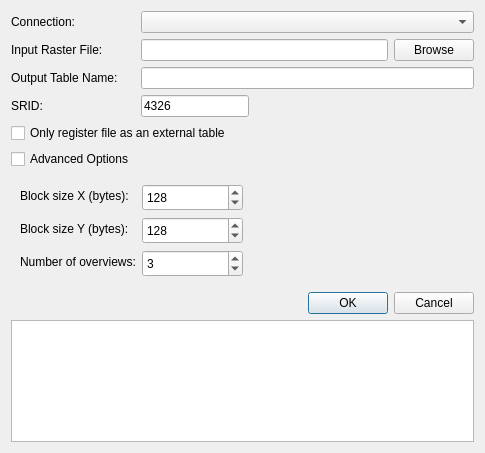
Old version of the form ui/DlgRasterLoader.ui in the repository raiken2/wktrasterplugin.
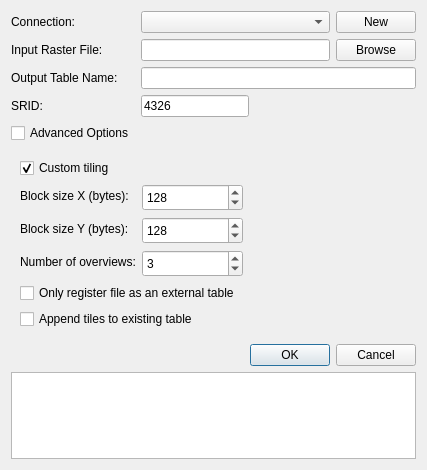
New version of the form.

Commit message: Fixed bug when reading one row as raster in a database without raster tables. The plugin now can upload raster as a standalone program. Plugin now guesses good numbers for raster overviews.

What changed in the file:
```diff
--- a/ui/DlgRasterLoader.ui
+++ b/ui/DlgRasterLoader.ui
@@ -6,14 +6,14 @@
    <rect>
     <x>0</x>
     <y>0</y>
-    <width>485</width>
-    <height>453</height>
+    <width>427</width>
+    <height>470</height>
    </rect>
   </property>
   <property name="windowTitle">
    <string>Load Raster to Postgis</string>
   </property>
-  <layout class="QFormLayout" name="formLayout_2">
+  <layout class="QGridLayout" name="gridLayout">
    <item row="0" column="0">
     <widget class="QLabel" name="label_4">
      <property name="sizePolicy">
@@ -28,7 +28,24 @@
     </widget>
    </item>
    <item row="0" column="1">
-    <widget class="QComboBox" name="comboBox"/>
+    <layout class="QHBoxLayout" name="horizontalLayout_2">
+     <item>
+      <widget class="QComboBox" name="comboBox"/>
+     </item>
+     <item>
+      <widget class="QPushButton" name="pushButton_2">
+       <property name="sizePolicy">
+        <sizepolicy hsizetype="Fixed" vsizetype="Fixed">
+         <horstretch>0</horstretch>
+         <verstretch>0</verstretch>
+        </sizepolicy>
+       </property>
+       <property name="text">
+        <string>New</string>
+       </property>
+      </widget>
+     </item>
+    </layout>
    </item>
    <item row="1" column="0">
     <widget class="QLabel" name="label">
@@ -87,21 +104,14 @@
      </property>
     </widget>
    </item>
-   <item row="4" column="0" colspan="2">
-    <widget class="QCheckBox" name="checkBox_2">
-     <property name="text">
-      <string>Only register file as an external table</string>
-     </property>
-    </widget>
-   </item>
-   <item row="5" column="0">
+   <item row="4" column="0">
     <widget class="QCheckBox" name="checkBox">
      <property name="text">
       <string>Advanced Options</string>
      </property>
     </widget>
    </item>
-   <item row="6" column="0" colspan="2">
+   <item row="5" column="0" colspan="2">
     <widget class="QWidget" name="widget" native="true">
      <property name="enabled">
       <bool>true</bool>
@@ -110,7 +120,7 @@
       <bool>false</bool>
      </property>
      <layout class="QFormLayout" name="formLayout">
-      <item row="0" column="0">
+      <item row="1" column="0">
        <widget class="QLabel" name="label_6">
         <property name="sizePolicy">
          <sizepolicy hsizetype="Fixed" vsizetype="Preferred">
@@ -123,7 +133,7 @@
         </property>
        </widget>
       </item>
-      <item row="0" column="1">
+      <item row="1" column="1">
        <widget class="QSpinBox" name="spinBox_2">
         <property name="sizePolicy">
          <sizepolicy hsizetype="Fixed" vsizetype="Fixed">
@@ -154,7 +164,7 @@
         </property>
        </widget>
       </item>
-      <item row="1" column="0">
+      <item row="3" column="0">
        <widget class="QLabel" name="label_8">
         <property name="sizePolicy">
          <sizepolicy hsizetype="Fixed" vsizetype="Preferred">
@@ -167,7 +177,7 @@
         </property>
        </widget>
       </item>
-      <item row="1" column="1">
+      <item row="3" column="1">
        <widget class="QSpinBox" name="spinBox_3">
         <property name="sizePolicy">
          <sizepolicy hsizetype="Fixed" vsizetype="Fixed">
@@ -198,7 +208,7 @@
         </property>
        </widget>
       </item>
-      <item row="2" column="0">
+      <item row="4" column="0">
        <widget class="QLabel" name="label_7">
         <property name="sizePolicy">
          <sizepolicy hsizetype="Fixed" vsizetype="Preferred">
@@ -211,7 +221,7 @@
         </property>
        </widget>
       </item>
-      <item row="2" column="1">
+      <item row="4" column="1">
        <widget class="QSpinBox" name="spinBox">
         <property name="sizePolicy">
          <sizepolicy hsizetype="Fixed" vsizetype="Fixed">
@@ -239,10 +249,34 @@
         </property>
        </widget>
       </item>
+      <item row="5" column="0" colspan="2">
+       <widget class="QCheckBox" name="checkBox_2">
+        <property name="text">
+         <string>Only register file as an external table</string>
+        </property>
+       </widget>
+      </item>
+      <item row="6" column="0" colspan="2">
+       <widget class="QCheckBox" name="checkBox_3">
+        <property name="text">
+         <string>Append tiles to existing table</string>
+        </property>
+       </widget>
+      </item>
+      <item row="0" column="0">
+       <widget class="QCheckBox" name="checkBox_4">
+        <property name="text">
+         <string>Custom tiling</string>
+        </property>
+        <property name="checked">
+         <bool>true</bool>
+        </property>
+       </widget>
+      </item>
      </layout>
     </widget>
    </item>
-   <item row="7" column="0" colspan="2">
+   <item row="6" column="0" colspan="2">
     <widget class="QDialogButtonBox" name="buttonBox">
      <property name="orientation">
       <enum>Qt::Horizontal</enum>
@@ -252,7 +286,7 @@
      </property>
     </widget>
    </item>
-   <item row="8" column="0" colspan="2">
+   <item row="7" column="0" colspan="2">
     <widget class="QPlainTextEdit" name="plainTextEdit"/>
    </item>
   </layout>
```
Left out of the diff: 93 changed lines with no effect on the pictures. The commit also changes 8 other files.
